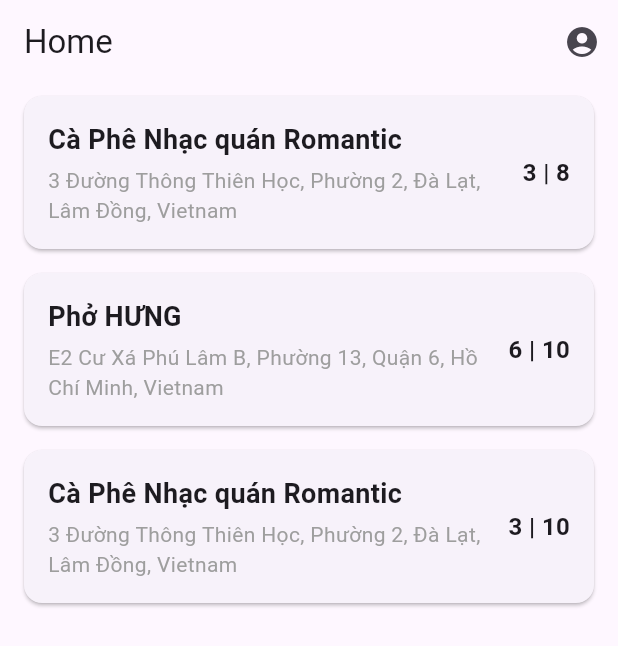
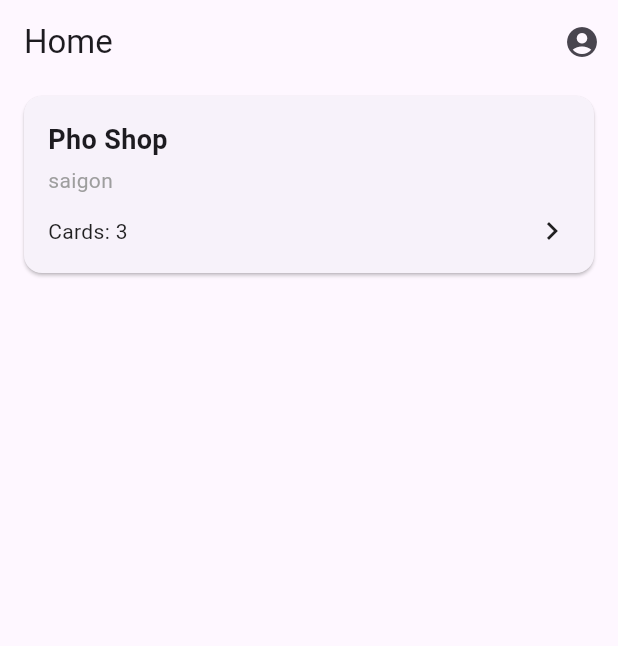
Before and after one commit to AdriBusse/tapstamp, a Flutter app: the screen it shows after launch, on a phone screen of 412 x 824 dp. Shown: the top 646 px of the screen. Run offline on Flutter 3.47's test engine with Material 3 defaults, Android fonts, the phone set to English and light mode, and no system bars.

```diff
--- a/lib/components/shop_card.dart
+++ b/lib/components/shop_card.dart
@@ -13,36 +13,34 @@ class ShopCard extends StatelessWidget {
       shape: RoundedRectangleBorder(borderRadius: BorderRadius.circular(12)),
       child: Padding(
         padding: const EdgeInsets.all(16.0),
-        child:Row(
-          mainAxisAlignment: MainAxisAlignment.spaceBetween,
-          children: [
-            Expanded(
         child: Column(
           crossAxisAlignment: CrossAxisAlignment.start,
           children: [
             Text(
-                    shop.name,
+              shop.shopName, // Using `shopName` from the provided `Shop` model
               style: const TextStyle(fontSize: 18, fontWeight: FontWeight.bold),
               overflow: TextOverflow.ellipsis, // Truncate text if it's too long
             ),
             const SizedBox(height: 4),
             Text(
-                    shop.address,
+              shop.address, // Using `address` from the provided `Shop` model
               style: const TextStyle(fontSize: 14, color: Colors.grey),
               maxLines: 2, // Limit to 2 lines
               overflow: TextOverflow.ellipsis, // Handle overflow
             ),
+            const SizedBox(height: 12),
+            Row(
+              mainAxisAlignment: MainAxisAlignment.spaceBetween,
+              children: [
+                Text(
+                  'Cards: ${shop.cards.length}', // Showing the count of associated cards
+                  style: const TextStyle(fontSize: 14, color: Colors.black87),
+                ),
+                const Icon(Icons.chevron_right), // Icon for navigation or additional actions
               ],
-              ),
-            ),
-            const SizedBox(width: 16), // Add some space between the text and the stamps
-            Text(
-              '${shop.currentStamps} | ${shop.totalStamps}',
-              style: const TextStyle(fontSize: 16, fontWeight: FontWeight.bold),
             ),
           ],
         ),
-
       ),
     );
   }
--- /dev/null
+++ b/lib/models/card.dart
@@ -0,0 +1,28 @@
+enum ImageType { coffee, soup, smoothie }
+
+class Card {
+  final String cardId;
+  final String reward;
+  final int rewardAmount;
+  final ImageType imageType;
+
+  Card({required this.cardId, required this.reward, required this.rewardAmount, required this.imageType});
+
+  // Convert Card object to JSON
+  Map<String, dynamic> toJson() => {
+    'cardId': cardId,
+    'reward': reward,
+    'rewardAmount': rewardAmount,
+    'imageType': imageType.toString().split('.').last, // Save enum as string
+  };
+
+  // Convert JSON to Card object
+  factory Card.fromJson(Map<String, dynamic> json) {
+    return Card(
+      cardId: json['cardId'],
+      reward: json['reward'],
+      rewardAmount: json['rewardAmount'],
+      imageType: ImageType.values.firstWhere((e) => e.toString() == 'ImageType.${json['imageType']}'),
+    );
+  }
+}
--- a/lib/models/shop.dart
+++ b/lib/models/shop.dart
@@ -1,13 +1,26 @@
 class Shop {
-  final String name;
+  final String shopId;
+  final String shopName;
   final String address;
-  final int currentStamps;
-  final int totalStamps;
+  final List<String> cards;
 
-  Shop({
-    required this.name,
-    required this.address,
-    required this.currentStamps,
-    required this.totalStamps,
-  });
+  Shop({required this.shopId, required this.shopName, required this.address, required this.cards});
+
+  // Convert Shop object to JSON
+  Map<String, dynamic> toJson() => {
+    'shopId': shopId,
+    'shopName': shopName,
+    'address': address,
+    'cards': cards,
+  };
+
+  // Convert JSON to Shop object
+  factory Shop.fromJson(Map<String, dynamic> json) {
+    return Shop(
+      shopId: json['shopId'],
+      shopName: json['shopName'],
+      address: json['address'],
+      cards: List<String>.from(json['cards']),
+    );
+  }
 }
--- a/lib/screens/home_screen.dart
+++ b/lib/screens/home_screen.dart
@@ -1,13 +1,14 @@
 import 'package:flutter/material.dart';
 import '../components/shop_card.dart';
-import '../services/shop_service.dart';
+import '../models/shop.dart';
+import '../services/database_service.dart';
 
 class HomeScreen extends StatelessWidget {
   const HomeScreen({super.key});
 
   @override
   Widget build(BuildContext context) {
-    final shops = ShopService.getDummyShops();
+    List<Shop> shops = DatabaseService().fetchShops();
 
     return Scaffold(
       appBar: AppBar(
--- /dev/null
+++ b/lib/services/database_service.dart
@@ -0,0 +1,23 @@
+import '../models/shop.dart';
+
+class DatabaseService {
+
+  // Add a shop to Firestore
+  Future<void> addShop(Shop shop) async {
+
+  }
+
+  // Fetch all shops
+  List<Shop> fetchShops() {
+    try {
+      return [
+        Shop(address: "saigon", shopId: 'f34af34f', shopName: 'Pho Shop', cards: ['f34af34f', 'f34af34f', 'f34af34f']),
+      ];
+    } catch (e) {
+      print('Error fetching shops: $e');
+      return [
+        Shop(address: "saigon", shopId: 'f34af34f', shopName: 'Pho Shop', cards: ['f34af34f', 'f34af34f', 'f34af34f']),
+      ];
+    }
+  }
+}
--- a/lib/services/shop_service.dart
+++ /dev/null
@@ -1,26 +0,0 @@
-import '../models/shop.dart';
-
-class ShopService {
-  static List<Shop> getDummyShops() {
-    return [
-      Shop(
-        name: "Cà Phê Nhạc quán Romantic",
-        address: "3 Đường Thông Thiên Học, Phường 2, Đà Lạt, Lâm Đồng, Vietnam",
-        currentStamps: 3,
-        totalStamps: 8,
-      ),
-      Shop(
-        name: "Phở HƯNG",
-        address: "E2 Cư Xá Phú Lâm B, Phường 13, Quận 6, Hồ Chí Minh, Vietnam",
-        currentStamps: 6,
-        totalStamps: 10,
-      ),
-      Shop(
-        name: "Cà Phê Nhạc quán Romantic",
-        address: "3 Đường Thông Thiên Học, Phường 2, Đà Lạt, Lâm Đồng, Vietnam",
-        currentStamps: 3,
-        totalStamps: 10,
-      ),
-    ];
-  }
-}
```
Also changed, not shown: lib/components/counter_field.dart (added, +35 -0 lines), lib/components/custom_text_field.dart (added, +31 -0 lines), lib/components/dropdown_field.dart (added, +40 -0 lines), lib/components/primary_button.dart (added, +29 -0 lines), lib/components/save_button.dart (added, +24 -0 lines), lib/models/stamp.dart (added, +23 -0 lines), lib/models/user.dart (added, +20 -0 lines), lib/screens/profile_screen.dart (+9 -1 lines), lib/screens/register_shop.dart (added, +99 -0 lines), lib/screens/shop_profile.dart (added, +105 -0 lines). Lines whose indentation alone changed are shown as unchanged.
